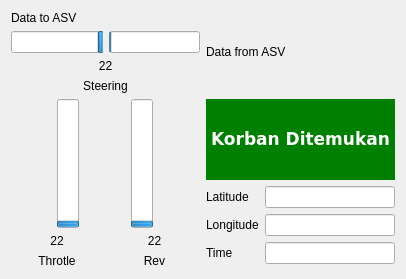
This is src/rviz_plugin/ui/asv_communication.ui in azidanit/yolo_asv_ros_autonomous_control as Qt 5 draws it before an edit. The edited form follows.
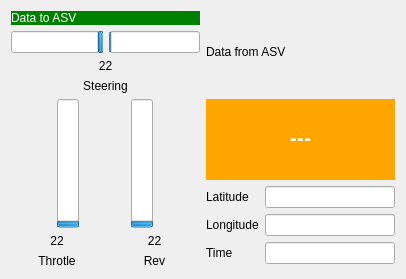
This is the edited form.

What changed in the file:
```diff
--- a/src/rviz_plugin/ui/asv_communication.ui
+++ b/src/rviz_plugin/ui/asv_communication.ui
@@ -156,6 +156,10 @@
      </item>
      <item row="0" column="0">
       <widget class="QLabel" name="label">
+       <property name="styleSheet">
+        <string notr="true">background-color: green;
+color: white;</string>
+       </property>
        <property name="text">
         <string>Data to ASV</string>
        </property>
@@ -176,11 +180,11 @@
         </font>
        </property>
        <property name="styleSheet">
-        <string notr="true">background-color: green;
+        <string notr="true">background-color: orange;
 color: rgb(255, 255, 255);</string>
        </property>
        <property name="text">
-        <string>Korban Ditemukan</string>
+        <string>---</string>
        </property>
        <property name="alignment">
         <set>Qt::AlignCenter</set>
```
